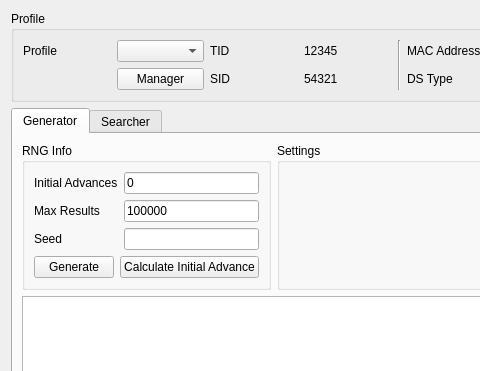
First picture: the form in Forms/Gen5/Eggs5.ui, repository Admiral-Fish/PokeFinder, before the edit; both pictures show x 0 to 480 and y 0 to 371 of the 1200 by 700 pixel window.
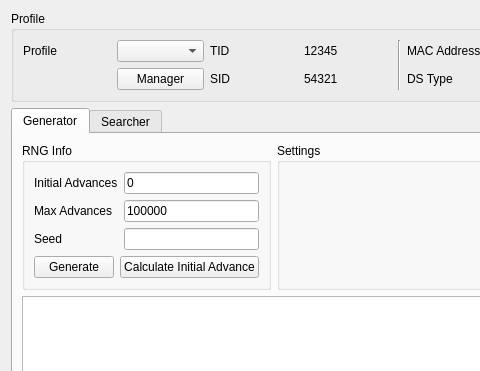
Second picture: the form after the edit. Custom widgets are drawn as their Qt base class.

Commit message: Rename maxResults to maxAdvances

Patch:
```diff
--- a/Forms/Gen5/Eggs5.ui
+++ b/Forms/Gen5/Eggs5.ui
@@ -265,7 +265,7 @@
           <item row="1" column="0">
            <widget class="QLabel" name="labelGeneratorMaxResults">
             <property name="text">
-             <string>Max Results</string>
+             <string>Max Advances</string>
             </property>
            </widget>
           </item>
```
Left out of the diff: 4 changed lines with no effect on the pictures. The commit also changes 72 other files.
